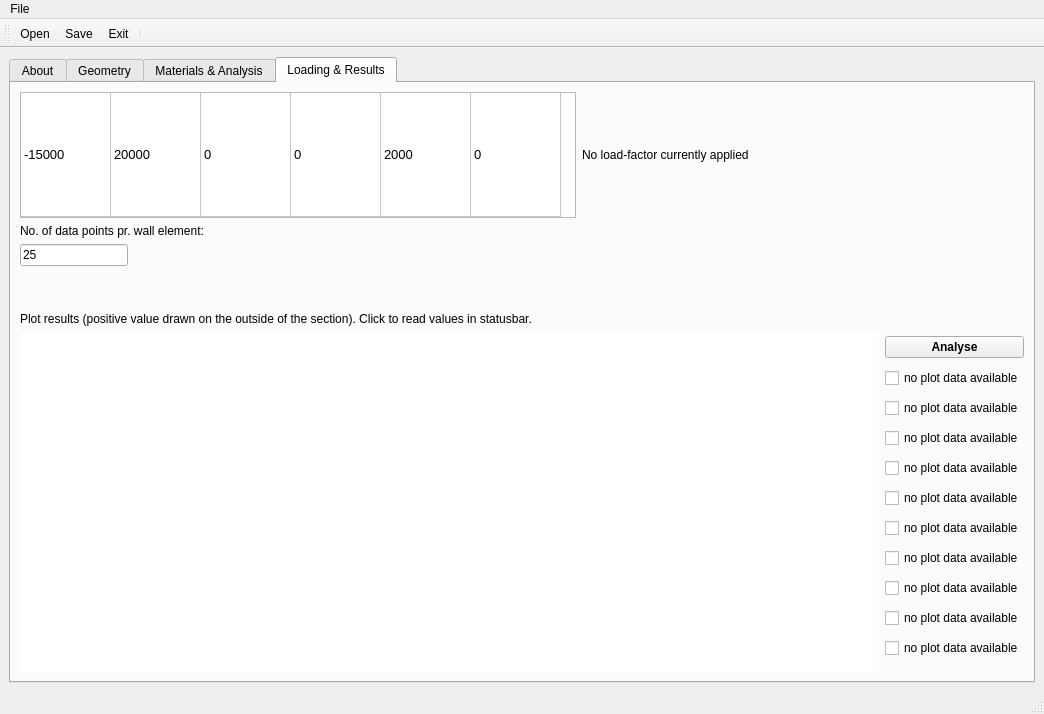
Old version of the form design.ui in the repository Kleissl/HollowRC.
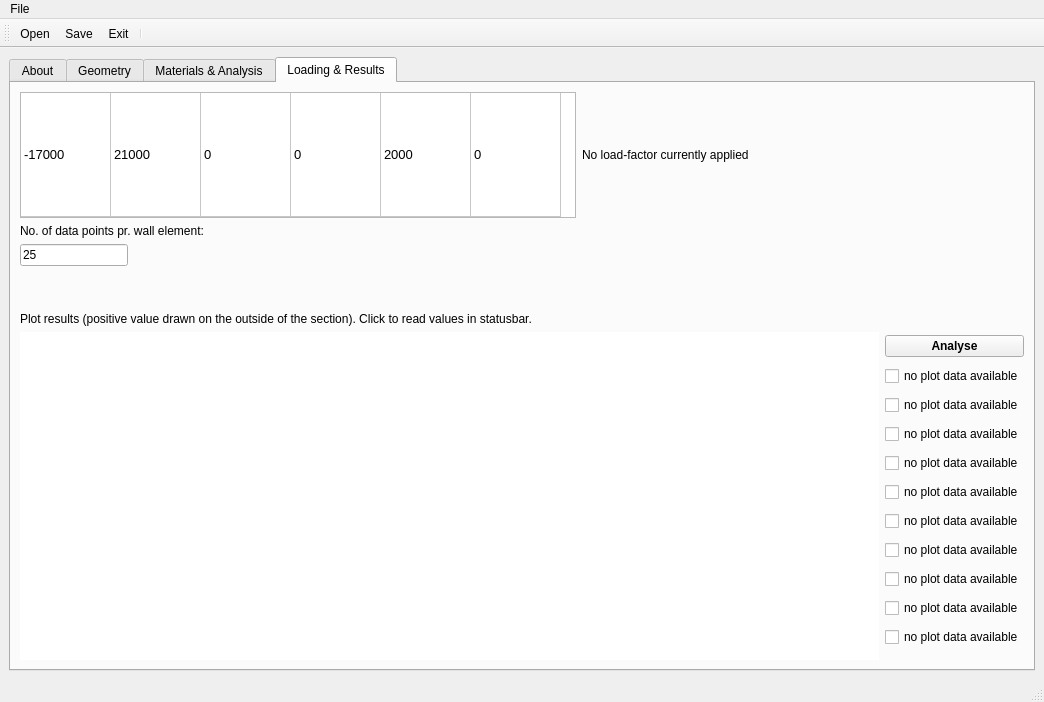
New version of the form. The open tabs and pages were chosen to show the change. Icons and pictures are not drawn. Custom widgets are drawn as their Qt base class.

Commit message: fixed about tab hyperlink

Patch:
```diff
--- a/design.ui
+++ b/design.ui
@@ -7,7 +7,7 @@
     <x>0</x>
     <y>0</y>
     <width>1044</width>
-    <height>714</height>
+    <height>702</height>
    </rect>
   </property>
   <property name="windowTitle">
@@ -1339,12 +1339,12 @@
                 </column>
                 <item row="0" column="0">
                  <property name="text">
-                  <string>-15000</string>
+                  <string>-17000</string>
                  </property>
                 </item>
                 <item row="0" column="1">
                  <property name="text">
-                  <string>20000</string>
+                  <string>21000</string>
                  </property>
                 </item>
                 <item row="0" column="2">
```
Left out of the diff: 5 changed lines with no effect on the pictures. The commit also changes 1 other file.
